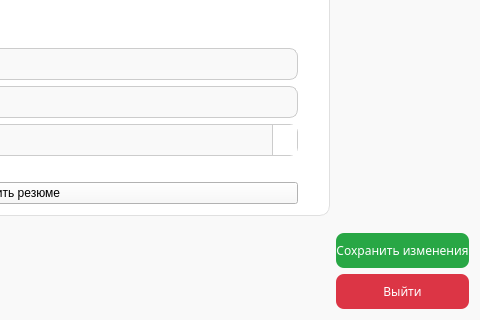
The window that GreyHound/src/profilepageforcandidate.ui (ProteusP/GreyHound-hiring-desktop-app) describes before a commit, drawn with Qt 5; both pictures show x 356 to 836 and y 325 to 645 of the 836 by 645 pixel window.
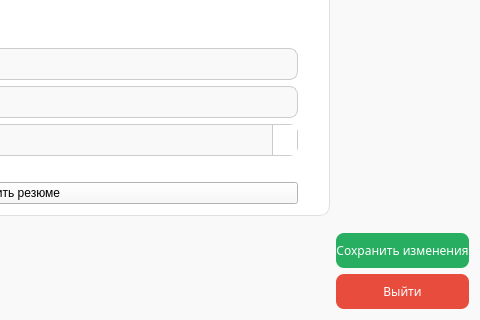
The same window after the commit. Icons and pictures are not drawn.

The edit to the form file:
```diff
--- a/GreyHound/src/profilepageforcandidate.ui
+++ b/GreyHound/src/profilepageforcandidate.ui
@@ -690,7 +690,7 @@
          </property>
          <property name="styleSheet">
           <string notr="true">QPushButton {
-    background-color: #28a745;
+    background-color: #27AE60;
     color: white;
     border: none;
     border-radius: 8px;
@@ -720,7 +720,7 @@
          </property>
          <property name="styleSheet">
           <string notr="true">QPushButton {
-    background-color: #dc3545;
+    background-color: #E74C3C;
     color: white;
     border: none;
     border-radius: 8px;
```
